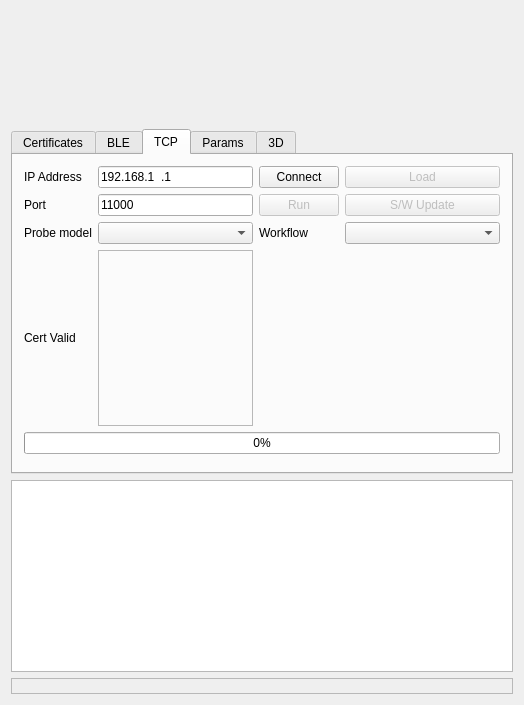
The window that examples/solum_qt/solumqt.ui (dev-threads/solum) describes before a commit, drawn with Qt 5.
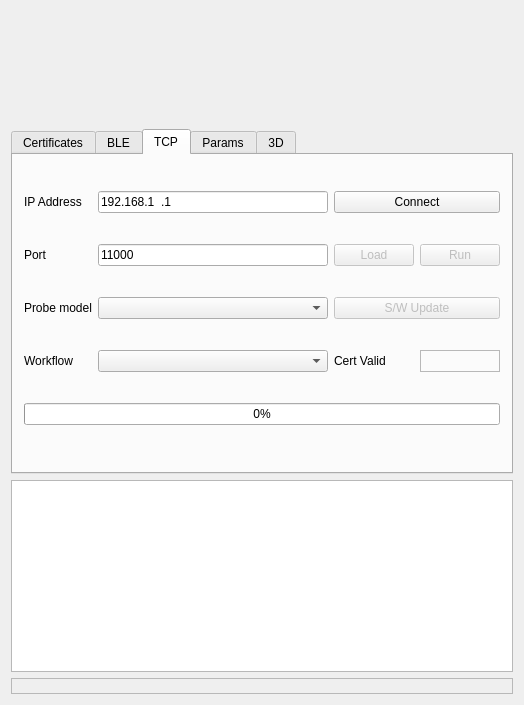
The same window after the commit. The open tabs and pages were chosen to show the change. Custom widgets are drawn as their Qt base class.

Commit message:
Qt: TCP: rearrange the widgets in a more consistent way
Settings in the left column, action buttons in the right one. Well,
except for the *Cert Valid* box, which has become strictly less
informative than the new Certificates tab added in the last few
commits. However, I'll still keep it around as a usage example for the
Solum `CusCertFn` callback. Not everyone has an X.509 parser just lying
around in their GUI framework's kitchen sink, after all…

What changed in the file:
```diff
--- a/examples/solum_qt/solumqt.ui
+++ b/examples/solum_qt/solumqt.ui
@@ -377,7 +377,7 @@
           </property>
          </widget>
         </item>
-        <item row="4" column="0">
+        <item row="4" column="2">
          <widget class="QLabel" name="_cert">
           <property name="text">
            <string>Cert Valid</string>
@@ -404,7 +404,7 @@
         <item row="3" column="1">
          <widget class="QComboBox" name="probes"/>
         </item>
-        <item row="4" column="1">
+        <item row="4" column="3">
          <widget class="QLabel" name="cert">
           <property name="frameShape">
            <enum>QFrame::StyledPanel</enum>
@@ -425,7 +425,7 @@
           </property>
          </spacer>
         </item>
-        <item row="3" column="2">
+        <item row="4" column="0">
          <widget class="QLabel" name="_workflows">
           <property name="text">
            <string>Workflow</string>
@@ -439,14 +439,14 @@
           </property>
          </widget>
         </item>
-        <item row="1" column="2">
+        <item row="1" column="2" colspan="2">
          <widget class="QPushButton" name="connect">
           <property name="text">
            <string>Connect</string>
           </property>
          </widget>
         </item>
-        <item row="3" column="3">
+        <item row="4" column="1">
          <widget class="QComboBox" name="workflows">
           <property name="sizePolicy">
            <sizepolicy hsizetype="Expanding" vsizetype="Fixed">
@@ -456,7 +456,7 @@
           </property>
          </widget>
         </item>
-        <item row="1" column="3">
+        <item row="2" column="2">
          <widget class="QPushButton" name="load">
           <property name="enabled">
            <bool>false</bool>
@@ -466,7 +466,7 @@
           </property>
          </widget>
         </item>
-        <item row="2" column="2">
+        <item row="2" column="3">
          <widget class="QPushButton" name="freeze">
           <property name="enabled">
            <bool>false</bool>
@@ -476,7 +476,7 @@
           </property>
          </widget>
         </item>
-        <item row="2" column="3">
+        <item row="3" column="2" colspan="2">
          <widget class="QPushButton" name="update">
           <property name="enabled">
            <bool>false</bool>
```
